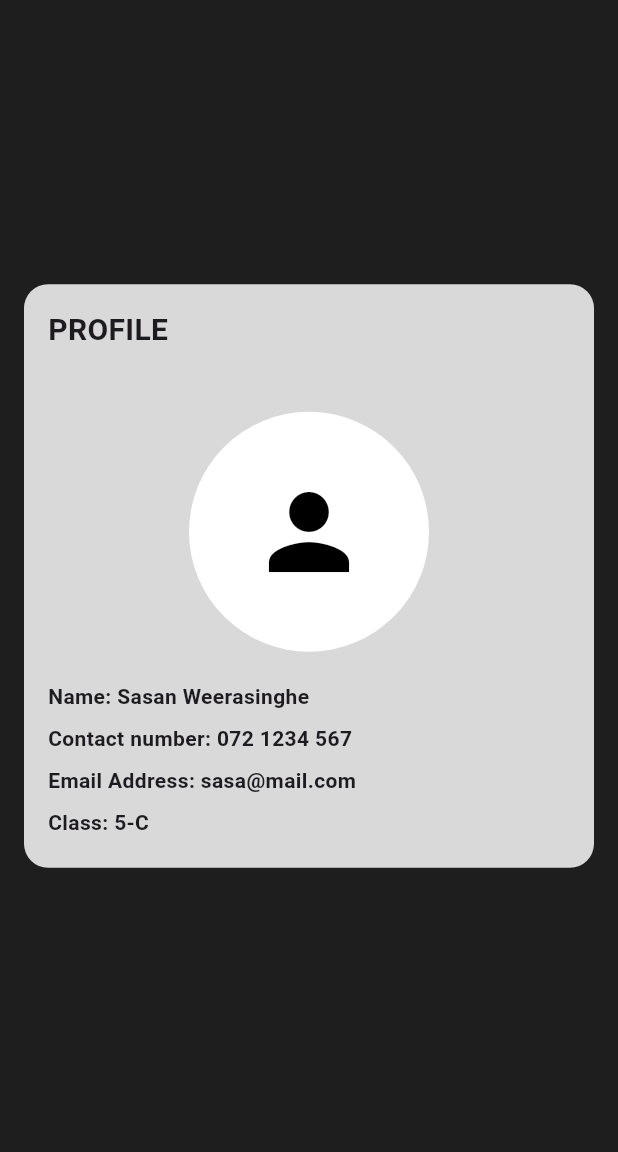
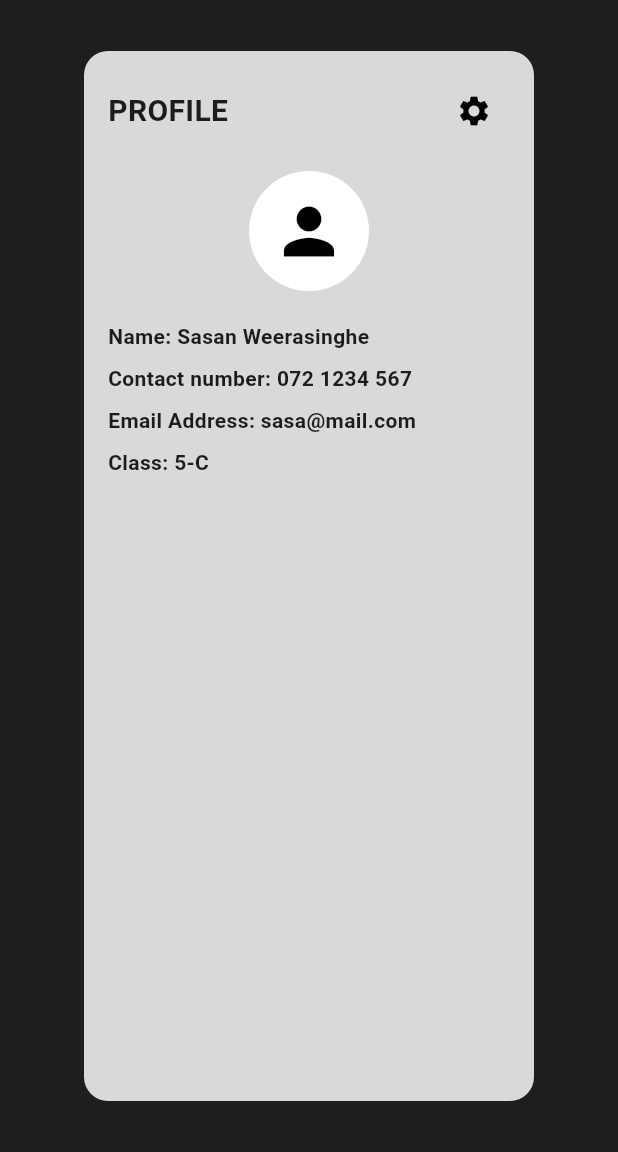
Before and after one commit to Dimath-Ranasinghe/Student_360, a Flutter app: the screen it shows after launch, on a phone screen of 412 x 824 dp, the part 84-1236 px from its top. Run offline on Flutter 3.47's test engine with Material 3 defaults, Android fonts, the phone set to English and light mode, and no system bars; our stand-ins replace image_picker.

Commit message:
edit profile

```diff
--- a/lib/profile_screen.dart
+++ b/lib/profile_screen.dart
@@ -1,4 +1,5 @@
 import 'package:flutter/material.dart';
+import 'settings_screen.dart'; // Import the settings page
 
 class ProfileScreen extends StatelessWidget {
   @override
@@ -6,7 +7,7 @@ Widget build(BuildContext context) {
     return Scaffold(
       backgroundColor: Color(0xFF1E1E1E), // Dark background color
       appBar: AppBar(
-backgroundColor: Color(0xFF1869D4), // Blue app bar
+        backgroundColor: Color(0xFF1869D4), // Blue header
         title: Row(
           mainAxisAlignment: MainAxisAlignment.center,
           children: [
@@ -26,30 +27,46 @@ onPressed: () {}, // Handle menu button press
       ),
       body: Center(
         child: Container(
-margin: EdgeInsets.all(16),
+          width: 300,
+          height: 700,
           padding: EdgeInsets.all(16),
           decoration: BoxDecoration(
             color: Color(0xFFD9D9D9), // Light gray profile card
             borderRadius: BorderRadius.circular(16),
           ),
           child: Column(
-mainAxisSize: MainAxisSize.min,
             children: [
-Align(
-alignment: Alignment.topLeft,
-child: Text(
+              // Row containing Profile text & Settings icon
+              Row(
+                mainAxisAlignment: MainAxisAlignment.spaceBetween,
+                children: [
+                  Text(
                     "PROFILE",
                     style: TextStyle(
                       fontSize: 20,
                       fontWeight: FontWeight.bold,
                     ),
                   ),
+                  IconButton(
+                    icon: Icon(Icons.settings, color: Colors.black),
+                    onPressed: () {
+                      Navigator.push(
+                        context,
+                        MaterialPageRoute(builder: (context) => SettingsScreen()),
+                      );
+                    },
                   ),
-SizedBox(height: 40),
-CircleAvatar(
-radius: 80,
+                ],
+              ),
+              SizedBox(height: 16),
+              // Centered Profile Image
+              Align(
+                alignment: Alignment.center,
+                child: CircleAvatar(
+                  radius: 40,
                   backgroundColor: Colors.white,
-child: Icon(Icons.person, size: 80, color: Colors.black),
+                  child: Icon(Icons.person, size: 50, color: Colors.black),
+                ),
               ),
               SizedBox(height: 16),
               ProfileDetail(title: "Name", value: "Sasan Weerasinghe"),
```
Also changed, not shown: lib/settings_screen.dart (added, +124 -0 lines). Lines whose indentation alone changed are shown as unchanged.
